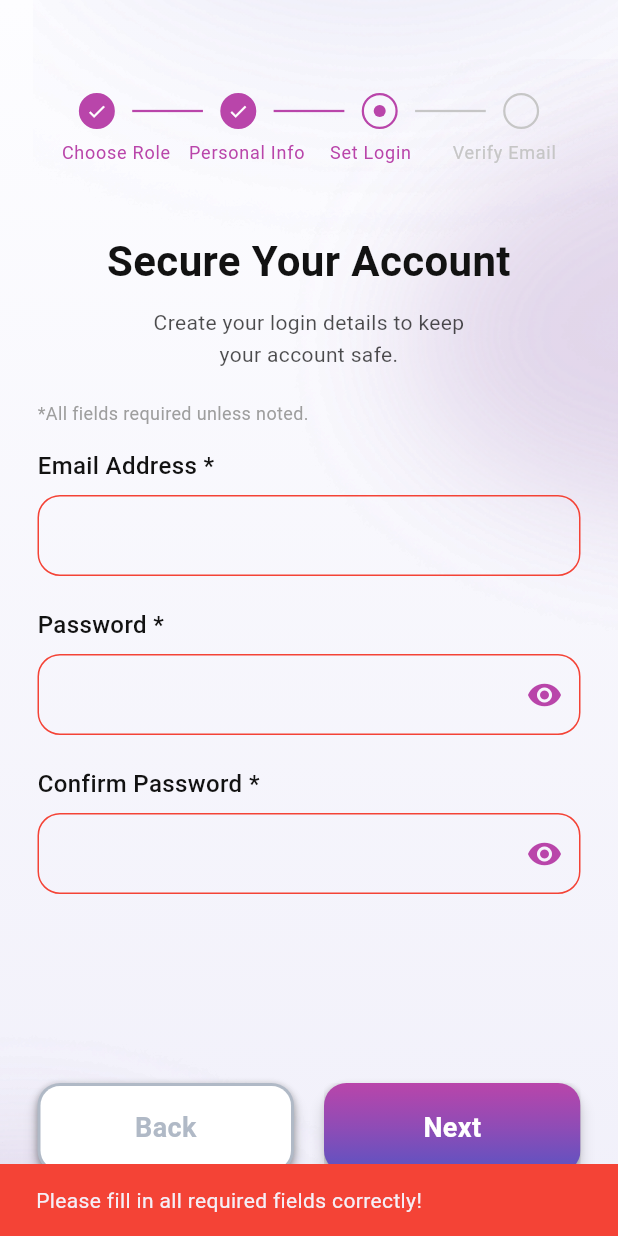
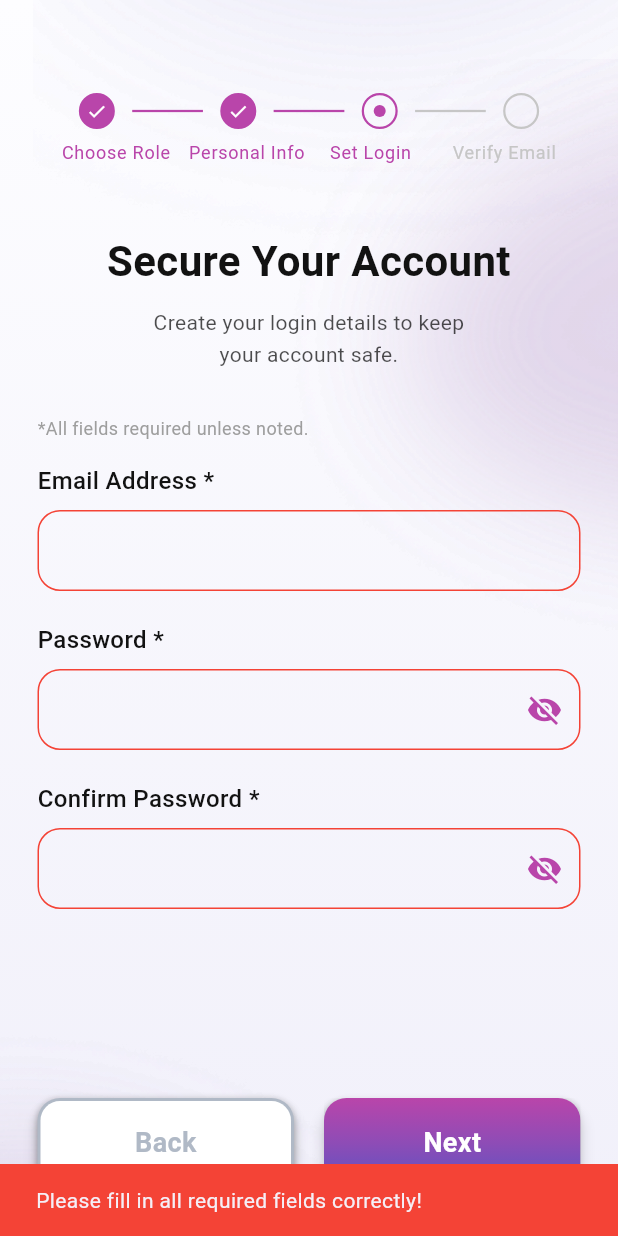
Before and after one commit to ShanRaboy11/komyut, a Flutter app: the RegistrationSetLogin screen opened directly, after a tap on "Next", on a phone screen of 412 x 824 dp. Run offline on Flutter 3.47's test engine with Material 3 defaults, Android fonts, the phone set to English and light mode, and no system bars; our stand-ins replace file_picker; Roboto replaces fonts that are missing (Manrope, Nunito).

Commit message:
fix: github check

```diff
--- a/lib/views/pages/regis_commuter1.dart
+++ b/lib/views/pages/regis_commuter1.dart
@@ -102,11 +102,16 @@ class RegistrationCommuterPersonalInfoState
       allowMultiple: false,
     );
 
+    // Check if the widget is still mounted before using context
+    if (!mounted) return;
+
     if (result != null && result.files.isNotEmpty) {
       setState(() {
         _uploadedFileName = result.files.first.name;
       });
 
+      // Check mounted again before potentially showing a SnackBar after setState
+      if (!mounted) return;
       ScaffoldMessenger.of(context).showSnackBar(
         SnackBar(
           content: Text('ID uploaded: ${result.files.first.name}'),
@@ -115,6 +120,8 @@ class RegistrationCommuterPersonalInfoState
       );
     }
   } catch (e) {
+    // Check mounted again before showing a SnackBar in the catch block
+    if (!mounted) return;
     ScaffoldMessenger.of(context).showSnackBar(
       const SnackBar(
         content: Text('Failed to upload image'),
--- a/lib/views/pages/regis_setLogin.dart
+++ b/lib/views/pages/regis_set_login.dart
@@ -3,7 +3,7 @@ import '../widgets/text_field.dart';
 import '../widgets/background_circles.dart';
 import '../widgets/progress_bar.dart';
 import '../widgets/button.dart';
-import '../pages/regis_verifyEmail.dart';
+import 'regis_verify_email.dart';
 
 class RegistrationSetLogin extends StatefulWidget {
   const RegistrationSetLogin({super.key});
@@ -18,7 +18,8 @@ class _RegistrationSetLoginState extends State<RegistrationSetLogin> {
   // Text Editing Controllers
   final TextEditingController _emailController = TextEditingController();
   final TextEditingController _passwordController = TextEditingController();
-  final TextEditingController _confirmPasswordController = TextEditingController();
+  final TextEditingController _confirmPasswordController =
+      TextEditingController();
 
   // Password visibility toggles
   bool _isPasswordVisible = false;
@@ -44,21 +45,19 @@ class _RegistrationSetLoginState extends State<RegistrationSetLogin> {
     bool formIsValid = _formKey.currentState!.validate();
 
     if (!formIsValid) {
-      // If the form is not valid, we need to determine the SnackBar message.
       String? firstError;
       int errorCount = 0;
 
-      // Manually check each validator to count errors and find the first one.
-      // We're essentially re-running the validation logic here to get the messages.
       String? emailError = _emailController.text.isEmpty
           ? 'Email address is required'
-          : (!RegExp(r'^[\w-\.]+@([\w-]+\.)+[\w-]{2,4}$').hasMatch(_emailController.text)
+          : (!RegExp(r'^[\w-\.]+@([\w-]+\.)+[\w-]{2,4}$')
+                  .hasMatch(_emailController.text)
               ? 'Invalid email format. Please use a valid email address'
               : null);
 
       if (emailError != null) {
         errorCount++;
-        if (firstError == null) firstError = emailError;
+        firstError ??= emailError; // Replaced if statement with null-aware assignment
       }
 
       String? passwordError = _passwordController.text.isEmpty
@@ -69,7 +68,7 @@ class _RegistrationSetLoginState extends State<RegistrationSetLogin> {
 
       if (passwordError != null) {
         errorCount++;
-        if (firstError == null) firstError = passwordError;
+        firstError ??= passwordError; // Replaced if statement with null-aware assignment
       }
 
       String? confirmPasswordError = _confirmPasswordController.text.isEmpty
@@ -80,7 +79,7 @@ class _RegistrationSetLoginState extends State<RegistrationSetLogin> {
 
       if (confirmPasswordError != null) {
         errorCount++;
-        if (firstError == null) firstError = confirmPasswordError;
+        firstError ??= confirmPasswordError; // Replaced if statement with null-aware assignment
       }
 
       String snackBarMessage;
@@ -102,7 +101,7 @@ class _RegistrationSetLoginState extends State<RegistrationSetLogin> {
     }
 
     Navigator.of(context).push(
-    MaterialPageRoute(builder: (_) => RegistrationVerifyEmail()),
+      MaterialPageRoute(builder: (_) => const RegistrationVerifyEmail()),
     );
   }
 
@@ -164,7 +163,7 @@ class _RegistrationSetLoginState extends State<RegistrationSetLogin> {
                           height: 1.5,
                         ),
                       ),
-                      const SizedBox(height: 20),
+                      const SizedBox(height: 30),
                       const Align(
                         alignment: Alignment.centerLeft,
                         child: Text(
@@ -234,8 +233,8 @@ class _RegistrationSetLoginState extends State<RegistrationSetLogin> {
                         suffixIcon: IconButton(
                           icon: Icon(
                             _isPasswordVisible
-                                ? Icons.visibility_off
-                                : Icons.visibility,
+                                ? Icons.visibility
+                                : Icons.visibility_off,
                             color: const Color.fromRGBO(185, 69, 170, 1),
                           ),
                           onPressed: () {
@@ -281,13 +280,14 @@ class _RegistrationSetLoginState extends State<RegistrationSetLogin> {
                         suffixIcon: IconButton(
                           icon: Icon(
                             _isConfirmPasswordVisible
-                                ? Icons.visibility_off
-                                : Icons.visibility,
+                                ? Icons.visibility
+                                : Icons.visibility_off,
                             color: const Color.fromRGBO(185, 69, 170, 1),
                           ),
                           onPressed: () {
                             setState(() {
-                              _isConfirmPasswordVisible = !_isConfirmPasswordVisible;
+                              _isConfirmPasswordVisible =
+                                  !_isConfirmPasswordVisible;
                             });
                           },
                         ),
```
Also changed, not shown: lib/views/pages/regis_verify_email.dart (renamed from lib/views/pages/regis_verifyEmail.dart).
